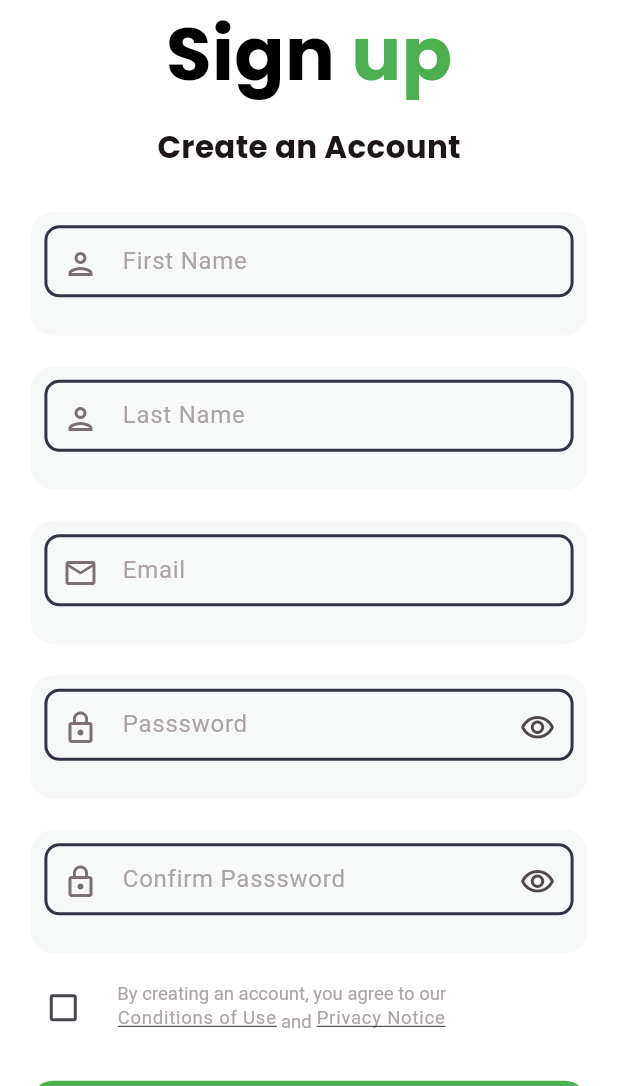
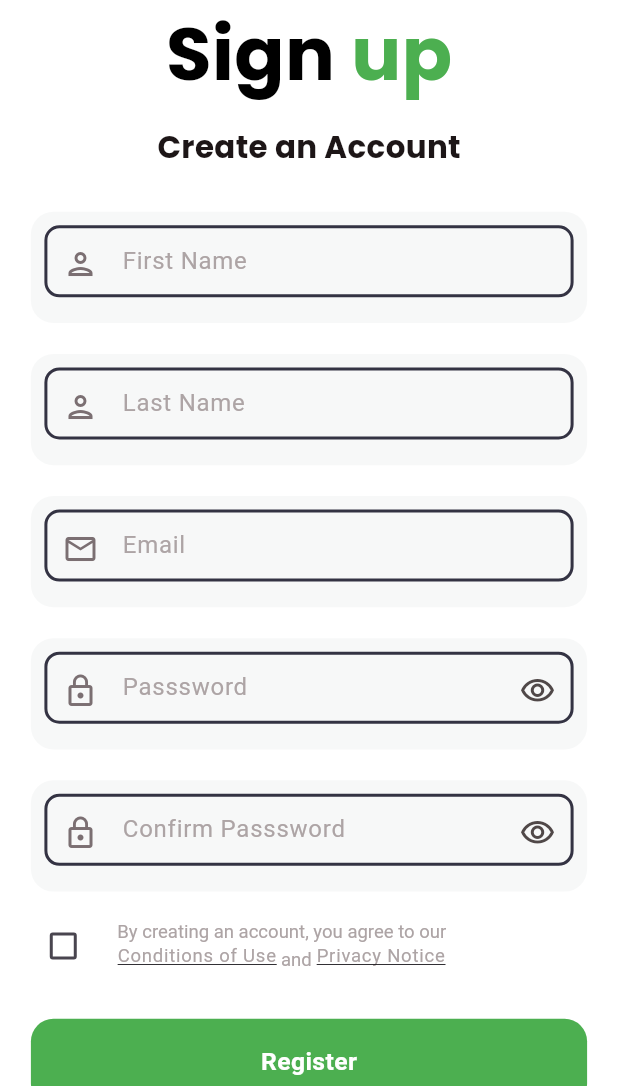
Before and after one commit to sidharthsid5/Tripmate, a Flutter app: the screen it shows after launch, after a tap on "Register", on a phone screen of 412 x 824 dp, the part 150-1236 px from its top. Run offline on Flutter 3.47's test engine with Material 3 defaults, Android fonts, the light colour scheme and no system bars; our stand-ins replace chips_choice_null_safety, geocoding, geolocator, google_fonts.

Commit message:
corrected alignments

```diff
--- a/lib/pages/login_page.dart
+++ b/lib/pages/login_page.dart
@@ -267,7 +267,7 @@ class _LoginPageState extends State<LoginPage> {
       padding: EdgeInsets.only(top: size.height * 0.025),
       child: Container(
         width: size.width * 0.9,
-        height: size.height * 0.1,
+        height: size.height * 0.09,
         decoration: BoxDecoration(
           color: isDarkMode ? Colors.black : const Color(0xffF7F8F8),
           borderRadius: const BorderRadius.all(Radius.circular(15)),
--- a/lib/pages/register_page.dart
+++ b/lib/pages/register_page.dart
@@ -432,7 +432,7 @@ class _RegisterPageState extends State<RegisterPage> {
       padding: EdgeInsets.only(top: size.height * 0.025),
       child: Container(
         width: size.width * 0.9,
-        height: size.height * 0.1,
+        height: size.height * 0.09,
         decoration: BoxDecoration(
           color: isDarkMode ? Colors.black : const Color(0xffF7F8F8),
           borderRadius: const BorderRadius.all(Radius.circular(15)),
```
Also changed, not shown: lib/pages/home.dart (+5 -5 lines).
